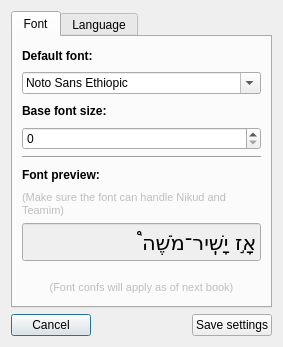
Old version of the form trunk/settings.ui in the repository MosheWagner/Orayta-QT.
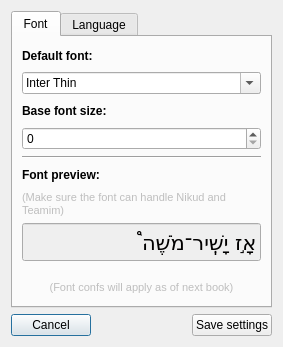
New version of the form. Icons and pictures are not drawn.

Commit message: font management extended

```diff
--- a/trunk/settings.ui
+++ b/trunk/settings.ui
@@ -46,13 +46,13 @@
           <string>font: 8pt &quot;Sans Serif&quot;;</string>
          </property>
          <property name="currentIndex">
-          <number>155</number>
+          <number>36</number>
          </property>
          <property name="sizeAdjustPolicy">
           <enum>QComboBox::AdjustToContentsOnFirstShow</enum>
          </property>
          <property name="writingSystem">
-          <enum>QFontDatabase::Any</enum>
+          <enum>QFontDatabase::Hebrew</enum>
          </property>
          <property name="currentFont">
           <font>
```
The commit also changes 10 other files.
